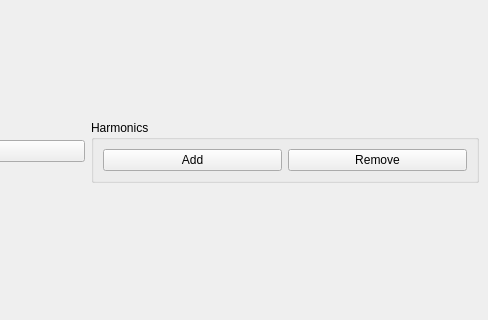
Qt form src/MainWindow.ui (Zouizoui78/waveform-generator) before a commit; both pictures show x 312 to 800 and y 137 to 457 of the 800 by 600 pixel window.
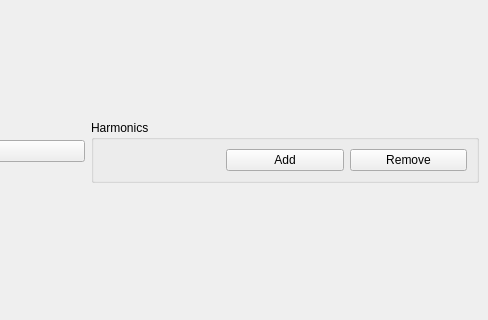
The same form after that commit.

Commit message: limit harmonics to nyquist frequency

Diff of the .ui file:
```diff
--- a/src/MainWindow.ui
+++ b/src/MainWindow.ui
@@ -36,6 +36,13 @@
          <string>Harmonics</string>
         </property>
         <layout class="QHBoxLayout" name="horizontalLayout_2">
+         <item>
+          <widget class="QLabel" name="harmonics_count_label">
+           <property name="text">
+            <string/>
+           </property>
+          </widget>
+         </item>
          <item>
           <widget class="QPushButton" name="add_harmonic_pushButton">
            <property name="text">
```
Left out of the diff: 2 changed lines with no effect on the pictures. The commit also changes 2 other files.
